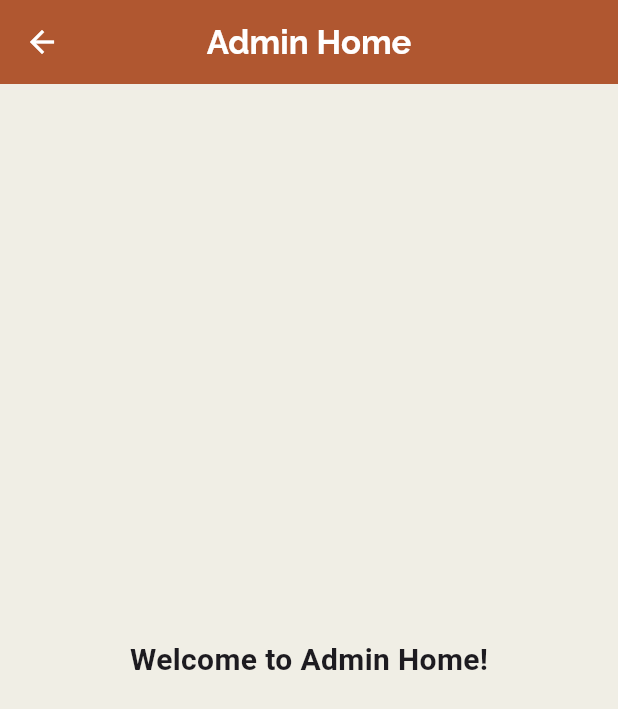
After one commit to Mourya-2602/RoadRadar_ISM, a Flutter app: the AdminHomePage screen opened directly, on a phone screen of 412 x 824 dp. The commit adds this screen. Shown: the top 709 px of the screen. Run offline on Flutter 3.47's test engine with Material 3 defaults, Android fonts, the phone set to English and light mode, and no system bars.

Commit message:
added adminhomepage

```diff
--- /dev/null
+++ b/lib/pages/admin_pages/admin_homepage.dart
@@ -0,0 +1,28 @@
+import 'package:flutter/material.dart';
+
+class AdminHomePage extends StatelessWidget {
+  const AdminHomePage({super.key});
+
+  @override
+  Widget build(BuildContext context) {
+    return Scaffold(
+      appBar: AppBar(
+        title: const Text(
+          "Admin Home",
+          style: TextStyle(fontFamily: 'Raleway', fontWeight: FontWeight.bold),
+        ),
+        centerTitle: true,
+        foregroundColor: Colors.white,
+        backgroundColor: const Color(0xffb05730),
+        elevation: 0,
+      ),
+      body: const Center(
+        child: Text(
+          "Welcome to Admin Home!",
+          style: TextStyle(fontSize: 20, fontWeight: FontWeight.bold),
+        ),
+      ),
+      backgroundColor: const Color(0xfff0eee5),
+    );
+  }
+}
```
Also changed, not shown: lib/pages/admin_pages/admin.dart (renamed from lib/pages/admin.dart, +10 -6 lines), lib/pages/all_logins.dart (+1 -32 lines).
